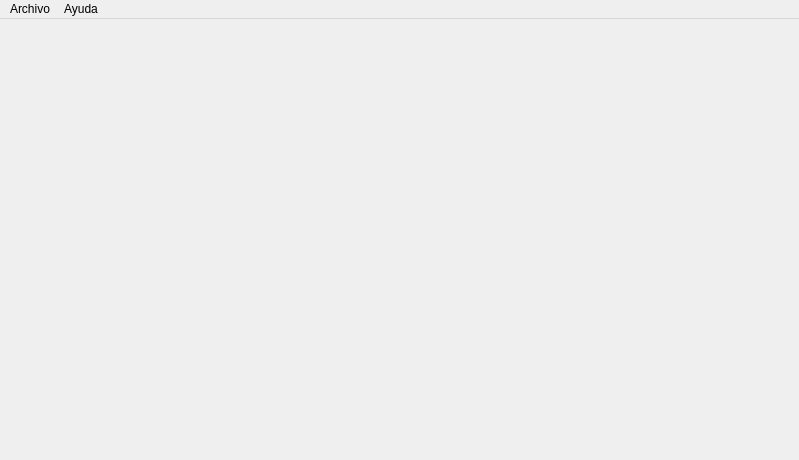
This is mainwindow.ui in josearg150/AnalizadorSintactico as Qt 5 draws it before an edit. The edited form follows.
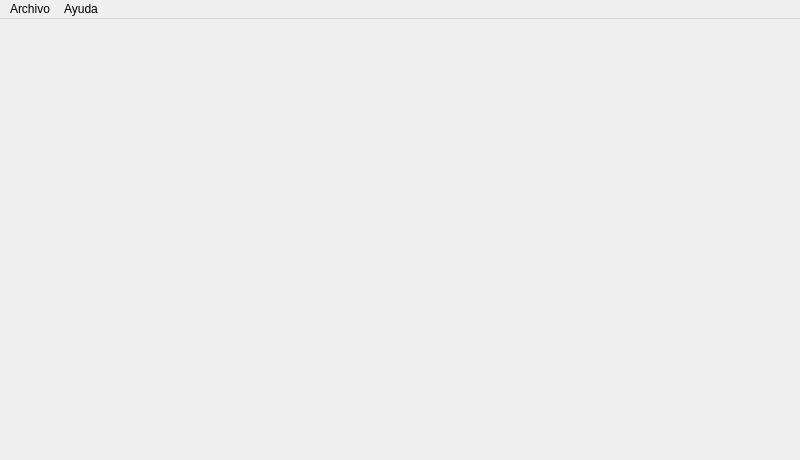
This is the edited form.

```diff
--- a/mainwindow.ui
+++ b/mainwindow.ui
@@ -6,7 +6,7 @@
    <rect>
     <x>0</x>
     <y>0</y>
-    <width>799</width>
+    <width>800</width>
     <height>460</height>
    </rect>
   </property>
@@ -19,7 +19,7 @@
     <rect>
      <x>0</x>
      <y>0</y>
-     <width>799</width>
+     <width>800</width>
      <height>20</height>
     </rect>
    </property>
```
Left out of the diff: 5 changed lines with no effect on the pictures.
